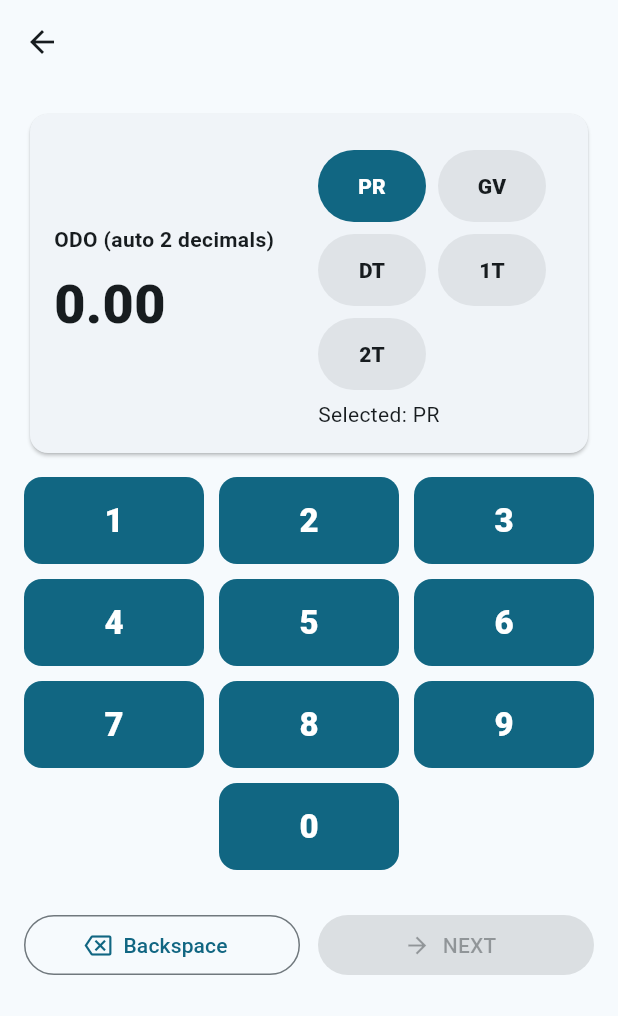
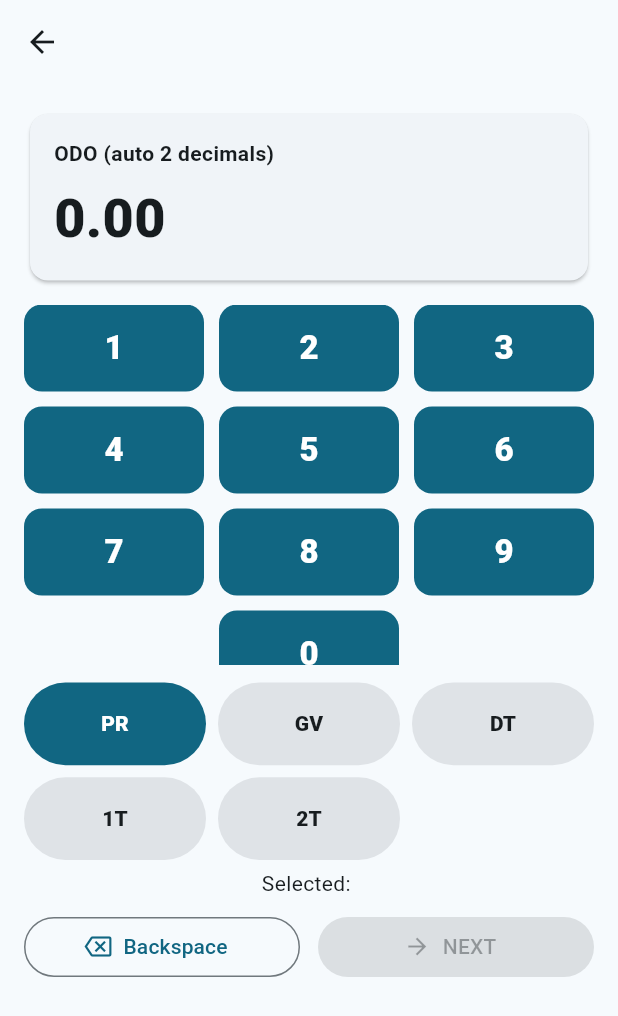
Before and after one commit to JimGLDS/RC03, a Flutter app: the Screen1 screen opened directly with empty values, on a phone screen of 412 x 824 dp. Shown: the top 1016 px of the screen. Run offline on Flutter 3.47's test engine with Material 3 defaults, Android fonts, the phone set to English and light mode, and no system bars; our stand-ins replace pdf, shared_preferences; missing offline and left inert: dart:html; accounts and stored records are empty.

Commit message:
Screen1: move road type selector below keypad (2-row grid)

```diff
--- a/lib/screens/wizard/screen1.dart
+++ b/lib/screens/wizard/screen1.dart
@@ -116,20 +116,6 @@ class _Screen1State extends State<Screen1> {
                       child: Column(
                         crossAxisAlignment: CrossAxisAlignment.start,
                         children: [
-const SizedBox(height: 8),
-                          Wrap(
-                            spacing: 8,
-                            runSpacing: 8,
-                            children: [
-                              surfaceBtn(SurfaceType.PR),
-                              surfaceBtn(SurfaceType.GV),
-                              surfaceBtn(SurfaceType.DT),
-                              surfaceBtn(SurfaceType.IT),
-                              surfaceBtn(SurfaceType.TT),
-                            ],
-                          ),
-                          const SizedBox(height: 6),
-                          Text('Selected: ${surfaceText(surface)}'),
                         ],
                       ),
                     ),
@@ -138,7 +124,25 @@ const SizedBox(height: 8),
               ),
             ),
             const SizedBox(height: 12),
-            SizedBox(height: 280, child: keypad()),
+            SizedBox(height: 240, child: keypad()),
+            const SizedBox(height: 12),
+            GridView.count(
+              shrinkWrap: true,
+              physics: const NeverScrollableScrollPhysics(),
+              crossAxisCount: 3,
+              mainAxisSpacing: 8,
+              crossAxisSpacing: 8,
+              childAspectRatio: 2.2,
+              children: [
+                surfaceBtn(SurfaceType.PR),
+                surfaceBtn(SurfaceType.GV),
+                surfaceBtn(SurfaceType.DT),
+                surfaceBtn(SurfaceType.IT),
+                surfaceBtn(SurfaceType.TT),
+              ],
+            ),
+            const SizedBox(height: 6),
+            Text('Selected: '),
             const SizedBox(height: 8),
             Row(
               children: [
```
